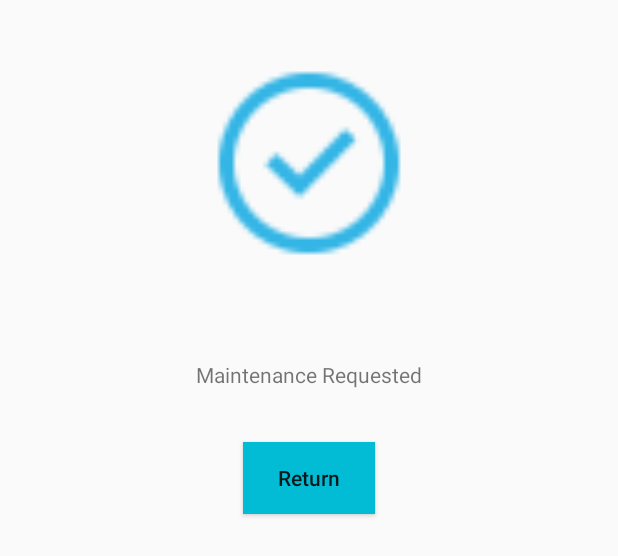
After one commit to Brian-Kaplan/CleverRent, an Android app: the layout maintenance_submit_confirmation.xml on its own in the app's theme, with its tools: preview values and no code run, on a phone screen of 412 x 824 dp. The commit adds this screen. Shown: the top 556 px of the screen. Run offline under Robolectric (Android 15) with nearby library versions, the phone set to English and light mode, and no system bars.

Commit message:
maintenance front end complete

```diff
--- a/app/src/main/res/layout/content_maintenance_request.xml
+++ b/app/src/main/res/layout/content_maintenance_request.xml
@@ -32,8 +32,9 @@
     <Button
         android:layout_width="wrap_content"
         android:layout_height="wrap_content"
-        android:text="New Button"
-        android:id="@+id/button"
+        android:text="Submit"
+        android:textAllCaps="false"
+        android:id="@+id/maintenanceSubmitButton"
         android:layout_alignParentBottom="true"
         android:layout_marginBottom="48dp"
         android:layout_alignParentLeft="true"
--- /dev/null
+++ b/app/src/main/res/layout/maintenance_submit_confirmation.xml
@@ -0,0 +1,36 @@
+<?xml version="1.0" encoding="utf-8"?>
+<RelativeLayout xmlns:android="http://schemas.android.com/apk/res/android"
+    android:orientation="vertical"
+    android:layout_width="fill_parent"
+    android:layout_height="500dp">
+
+    <Button
+        android:layout_width="wrap_content"
+        android:layout_height="wrap_content"
+        android:text="Return"
+        android:textAllCaps="false"
+        android:id="@+id/confirmationButton"
+        android:background="@color/colorAccent"
+        android:layout_below="@+id/confirmationLabel"
+        android:layout_centerHorizontal="true"
+        android:layout_marginTop="35dp" />
+
+    <TextView
+        android:layout_width="wrap_content"
+        android:layout_height="wrap_content"
+        android:textAppearance="?android:attr/textAppearanceSmall"
+        android:text="Maintenance Requested"
+        android:id="@+id/confirmationLabel"
+        android:layout_centerVertical="true"
+        android:layout_centerHorizontal="true" />
+
+    <ImageView
+        android:layout_width="200dp"
+        android:layout_height="200dp"
+        android:id="@+id/confirmationCheck"
+        android:background="@mipmap/ic_iconmonstr_check_mark_8_240"
+        android:layout_marginBottom="31dp"
+        android:layout_above="@+id/confirmationLabel"
+        android:layout_centerHorizontal="true" />
+
+</RelativeLayout>
```
Also changed, not shown: app/src/main/java/com/example/brian/cleverrent/MaintenanceRequestActivity.java (+29 -0 lines), app/src/main/res/mipmap-hdpi/ic_iconmonstr_check_mark_8_240.png (added), app/src/main/res/mipmap-hdpi/ic_launcher.png, app/src/main/res/mipmap-mdpi/ic_iconmonstr_check_mark_8_240.png (added), app/src/main/res/mipmap-mdpi/ic_launcher.png, app/src/main/res/mipmap-xhdpi/ic_iconmonstr_check_mark_8_240.png (added), app/src/main/res/mipmap-xhdpi/ic_launcher.png, app/src/main/res/mipmap-xxhdpi/ic_iconmonstr_check_mark_8_240.png (added), app/src/main/res/mipmap-xxhdpi/ic_launcher.png, app/src/main/res/mipmap-xxxhdpi/ic_iconmonstr_check_mark_8_240.png (added), app/src/main/res/mipmap-xxxhdpi/ic_launcher.png, 1 other file.
